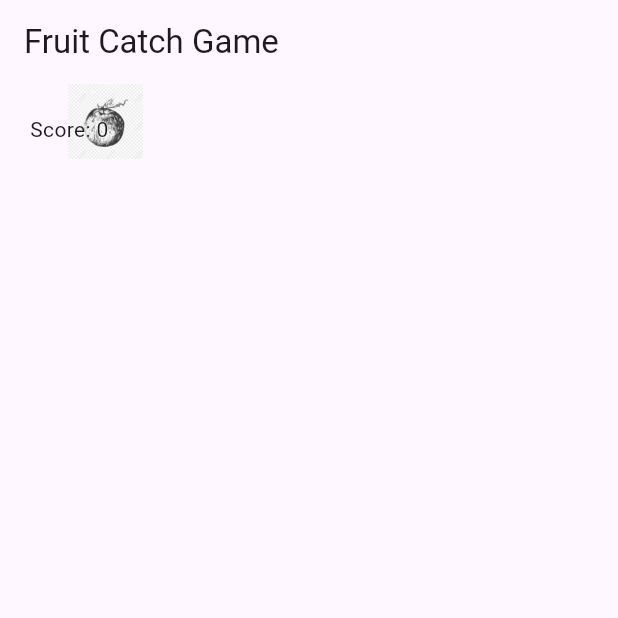
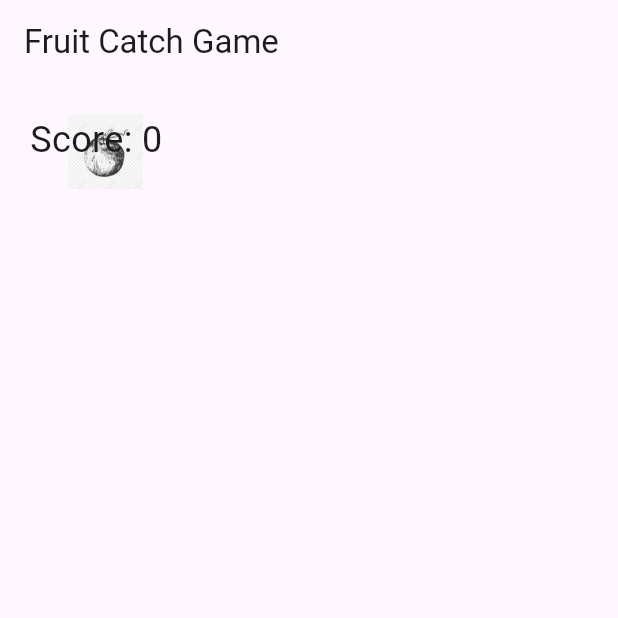
Before and after one commit to okd1208/fruit-catch, a Flutter app: the screen it shows after launch, after a tap on "Start Game", on a phone screen of 412 x 824 dp, the top half of it. Run offline on Flutter 3.47's test engine with Material 3 defaults, Android fonts, the phone set to English and light mode, and no system bars.

Commit message:
add: move action of fruits

```diff
--- a/lib/main.dart
+++ b/lib/main.dart
@@ -26,45 +26,102 @@ class FruitCatchGame extends StatefulWidget {
 
 class _FruitCatchGameState extends State<FruitCatchGame> {
   int score = 0;
-  List<Widget> fruits = [];
+  List<Map<String, dynamic>> fruits = []; // 果物の位置とサイズを含むリスト
   bool gameStarted = false; // ゲームが開始されたかどうかを示すフラグ
+  bool gameOver = false; // ゲームオーバーかどうか
+  Timer? gameTimer; // ゲームのタイマー
 
+  // ゲームを開始する
   void startGame() {
     setState(() {
       gameStarted = true;
+      gameOver = false; // ゲームオーバーのフラグをリセット
     });
-    Timer.periodic(Duration(seconds: 1), (timer) {
+
+    // 1秒ごとに果物を追加
+    gameTimer = Timer.periodic(Duration(seconds: 1), (timer) {
       addFruit();
-      checkGameOver();
     });
   }
 
+  // 果物を追加する
   void addFruit() {
-    double startPosition = Random().nextDouble() * MediaQuery.of(context).size.width;
+    double startPositionX = Random().nextDouble() * MediaQuery.of(context).size.width;
     double fruitSize = 50; // 果物のサイズ（幅と高さ）
 
     setState(() {
-      fruits.add(Positioned(
-        top: 0,
-        left: startPosition,
-        child: GestureDetector(
-          onTapDown: (details) {
+      fruits.add({
+        'x': startPositionX,
+        'y': 0.0, // 果物は上から落ちる
+        'size': fruitSize
+      });
+    });
+
+    // 果物を下に落とすアニメーション
+    Timer.periodic(Duration(milliseconds: 50), (timer) {
       setState(() {
-              // タップされた位置を取得
+        for (var fruit in fruits) {
+          fruit['y'] += 5; // 果物を下に移動させる
+
+          // 果物が画面の下に到達した場合にゲームオーバー処理
+          if (fruit['y'] > MediaQuery.of(context).size.height && !gameOver) {
+            timer.cancel();
+            handleGameOver();
+            break; // 1つの果物でゲームオーバーになったらループを終了
+          }
+        }
+      });
+    });
+  }
+
+  // ゲームオーバーの処理
+  void handleGameOver() {
+    gameOver = true;
+    gameTimer?.cancel(); // ゲームタイマーを停止
+    showGameOverDialog(); // ゲームオーバーのダイアログを表示
+  }
+
+  // ゲームオーバーのダイアログを表示
+  void showGameOverDialog() {
+    showDialog(
+      context: context,
+      barrierDismissible: false,  // モーダル外をタップしても閉じないように設定
+      builder: (BuildContext context) {
+        return AlertDialog(
+          title: Text('Game Over'),
+          content: Text('Score: $score'),
+          actions: [
+            ElevatedButton(
+              onPressed: () {
+                setState(() {
+                  fruits.clear();
+                  score = 0;
+                  gameStarted = false;
+                });
+                Navigator.of(context).pop();
+              },
+              child: Text('Restart'),
+            ),
+          ],
+        );
+      },
+    );
+  }
+
+  // タップされたかどうかを確認する
+  void checkTap(TapDownDetails details) {
     double tapX = details.globalPosition.dx;
-              double tapY = details.globalPosition.dy - 100;
+    double tapY = details.globalPosition.dy;
 
-              // 果物がクリック範囲内かどうかを確認
+    setState(() {
       int index = fruits.indexWhere((fruit) {
-                // 現在の果物の位置を取得
-                Positioned fruitPositioned = fruit as Positioned;
-                double fruitLeft = fruitPositioned.left!;
-                double fruitTop = fruitPositioned.top!;
-                print(tapY);
+        double fruitX = fruit['x'];
+        double fruitY = fruit['y'];
+        double fruitSize = fruit['size'];
 
-                // クリックが果物の範囲内かどうかを判定
-                return (tapX >= fruitLeft && tapX <= fruitLeft + fruitSize) &&
-                      (tapY >= fruitTop && tapY <= fruitTop + fruitSize);
+        // タップが果物の範囲内かどうかを判定
+        return (tapX >= fruitX && tapX <= fruitX + fruitSize) &&
+               (tapY >= fruitY && tapY <= fruitY + fruitSize);
       });
 
       if (index != -1) {
@@ -75,17 +132,6 @@ class _FruitCatchGameState extends State<FruitCatchGame> {
         print('Fruit not found!');
       }
     });
-          },
-          child: Image.asset('assets/fruit.png', width: fruitSize, height: fruitSize),
-        ),
-      ));
-    });
-  }
-
-
-
-  void checkGameOver() {
-    // ゲームオーバー判定
   }
 
   @override
@@ -94,15 +140,39 @@ class _FruitCatchGameState extends State<FruitCatchGame> {
       appBar: AppBar(
         title: Text('Fruit Catch Game'),
       ),
-      body: Stack(
+      body: Builder(
+        builder: (BuildContext context) {
+          double appBarHeight = Scaffold.of(context).appBarMaxHeight ?? 0;
+
+          return GestureDetector(
+            onTapDown: (details) {
+              double tapY = details.globalPosition.dy - appBarHeight;
+              checkTap(TapDownDetails(globalPosition: Offset(details.globalPosition.dx, tapY)));
+            },
+            child: Stack(
               children: [
-          ...fruits,
+                // 果物を描画
+                ...fruits.map((fruit) {
+                  return Positioned(
+                    left: fruit['x'],
+                    top: fruit['y'],
+                    child: Image.asset(
+                      'assets/fruit.png',
+                      width: fruit['size'],
+                      height: fruit['size'],
+                    ),
+                  );
+                }).toList(),
+
+                // スコア表示
                 Positioned(
                   top: 20,
                   left: 20,
-            child: Text('Score: $score'),
+                  child: Text('Score: $score', style: TextStyle(fontSize: 24)),
                 ),
-          if (!gameStarted) // ゲームが開始されていない場合にスタートボタンを表示
+
+                // ゲーム開始前のスタートボタン
+                if (!gameStarted)
                   Center(
                     child: ElevatedButton(
                       onPressed: startGame,
@@ -112,5 +182,8 @@ class _FruitCatchGameState extends State<FruitCatchGame> {
               ],
             ),
           );
+        },
+      ),
+    );
   }
 }
```
Lines whose indentation alone changed are shown as unchanged.
